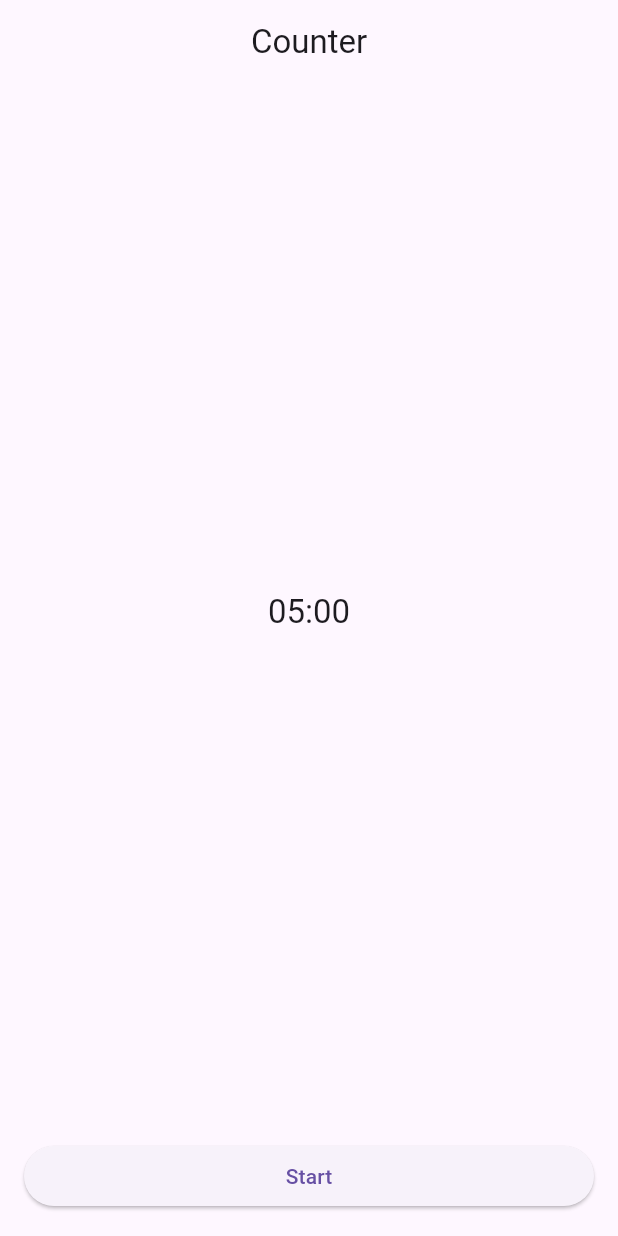
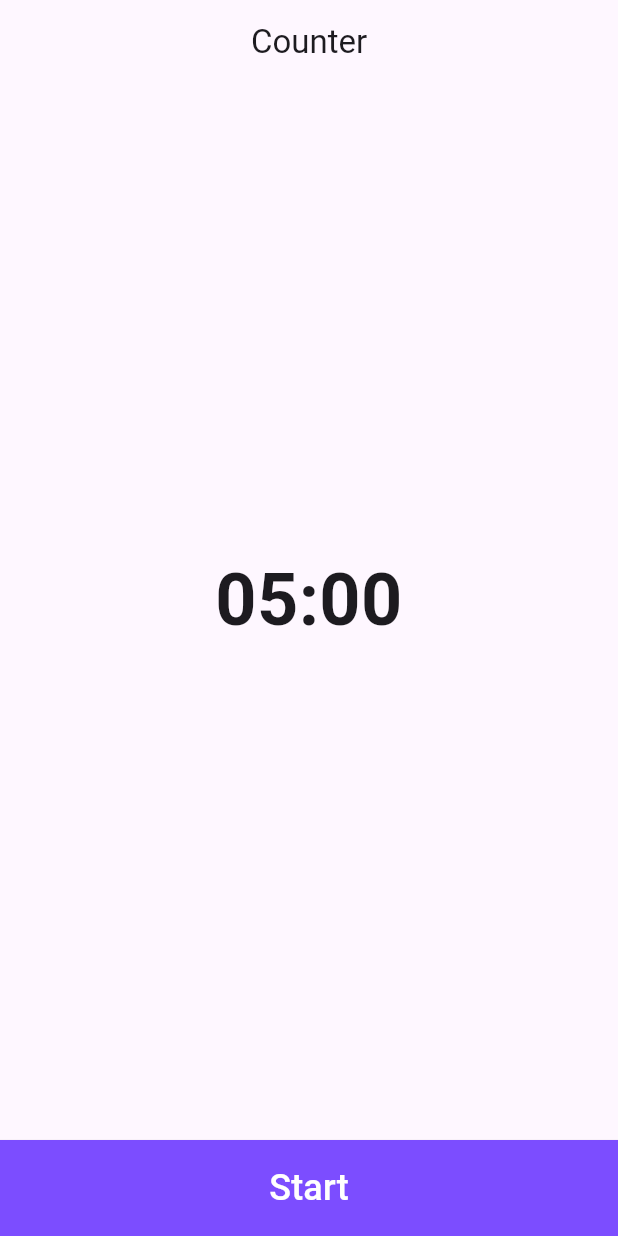
Before and after one commit to devhasanalhamed/playground, a Flutter app: the screen it shows after launch, on a phone screen of 412 x 824 dp. Run offline on Flutter 3.47's test engine with Material 3 defaults, Android fonts, the phone set to English and light mode, and no system bars; our stand-ins replace go_router, im_stepper, image_picker, syncfusion_flutter_calendar; missing offline and left inert: flutter_driver, image_compare, integration_test.

Commit message:
Update main.dart
retheme

```diff
--- a/lib/main.dart
+++ b/lib/main.dart
@@ -63,9 +63,7 @@ class _MyAppState extends State<MyApp> {
           title: Text('Counter'),
           centerTitle: true,
         ),
-        body: Padding(
-          padding: const EdgeInsets.all(16.0),
-          child: Column(
+        body: Column(
           crossAxisAlignment: CrossAxisAlignment.stretch,
           children: [
             Expanded(
@@ -75,7 +73,10 @@ class _MyAppState extends State<MyApp> {
                   Text(
                     currentTime,
                     textAlign: TextAlign.center,
-                      style: Theme.of(context).textTheme.titleLarge,
+                    style: TextStyle(
+                      fontSize: 48.0,
+                      fontWeight: FontWeight.bold,
+                    ),
                   ),
                 ],
               ),
@@ -84,13 +85,43 @@ class _MyAppState extends State<MyApp> {
               height: 16.0,
             ),
             if (time != t)
-                ElevatedButton(onPressed: reset, child: Text('Reset')),
+              CustomElevatedButton(title: 'Reset', onPressed: reset),
             if (time == t)
-                ElevatedButton(onPressed: start, child: Text('Start'))
+              CustomElevatedButton(title: 'Start', onPressed: start),
           ],
-          ),
         ),
       ),
     );
   }
 }
+
+class CustomElevatedButton extends StatelessWidget {
+  final String title;
+  final VoidCallback onPressed;
+  final Color color;
+  const CustomElevatedButton(
+      {super.key,
+      required this.title,
+      required this.onPressed,
+      this.color = Colors.deepPurpleAccent});
+
+  @override
+  Widget build(BuildContext context) {
+    return ElevatedButton(
+      onPressed: onPressed,
+      style: ElevatedButton.styleFrom(
+          backgroundColor: color,
+          foregroundColor: Colors.white,
+          shape: RoundedRectangleBorder(
+            borderRadius: BorderRadius.zero,
+          ),
+          fixedSize: Size.fromHeight(64.0)),
+      child: Text(
+        title,
+        style: TextStyle(
+          fontSize: 24.0,
+        ),
+      ),
+    );
+  }
+}
```
Lines whose indentation alone changed are shown as unchanged.
